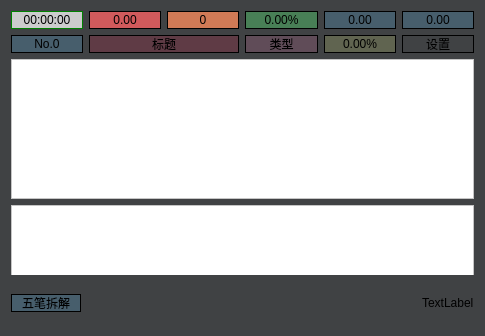
Qt form mainwindow.ui (zhenyangze/wubigendaqi) before a commit.
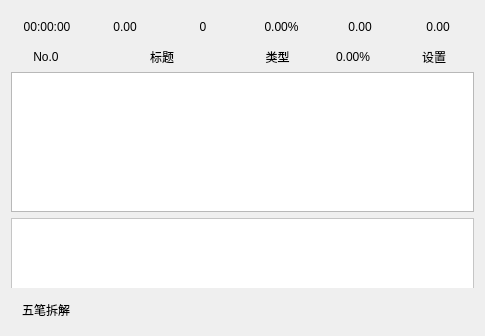
The same form after that commit. Icons and pictures are not drawn.

What changed in the file:
```diff
--- a/mainwindow.ui
+++ b/mainwindow.ui
@@ -24,7 +24,7 @@
     <normaloff>:/source/img/icon.ico</normaloff>:/source/img/icon.ico</iconset>
   </property>
   <property name="styleSheet">
-   <string notr="true">background-color:rgb(64, 66, 68);</string>
+   <string notr="true"/>
   </property>
   <widget class="QWidget" name="centralWidget">
    <layout class="QVBoxLayout" name="verticalLayout">
@@ -51,8 +51,7 @@
          <string>当前打字时间</string>
         </property>
         <property name="styleSheet">
-         <string notr="true">border:1px solid green;max-height:16;background-color: #ccc;
-</string>
+         <string notr="true"/>
         </property>
         <property name="text">
          <string>00:00:00</string>
@@ -74,9 +73,7 @@
          <string>打字速度(字/分)</string>
         </property>
         <property name="styleSheet">
-         <string notr="true">border:1px solid #000;
-background-color: rgb(209,90,92);
-max-height:16;</string>
+         <string notr="true"/>
         </property>
         <property name="text">
          <string>0.00</string>
@@ -98,9 +95,7 @@
          <string>回改数</string>
         </property>
         <property name="styleSheet">
-         <string notr="true">border:1px solid #000;
-background-color: rgb(209, 122, 86);
-max-height:16;</string>
+         <string notr="true"/>
         </property>
         <property name="text">
          <string>0</string>
@@ -122,9 +117,7 @@
          <string>正确率</string>
         </property>
         <property name="styleSheet">
-         <string notr="true">border:1px solid #000;
-background-color:rgb(72, 127, 86);
-max-height:16;</string>
+         <string notr="true"/>
         </property>
         <property name="text">
          <string>0.00%</string>
@@ -146,9 +139,7 @@
          <string>每秒按键数</string>
         </property>
         <property name="styleSheet">
-         <string notr="true">border:1px solid #000;
-max-height:16;
-background-color: rgb(71,94,108);</string>
+         <string notr="true"/>
         </property>
         <property name="text">
          <string>0.00</string>
@@ -173,9 +164,7 @@
          <string>每字按键数</string>
         </property>
         <property name="styleSheet">
-         <string notr="true">border:1px solid #000;
-max-height:16;
-background-color: rgb(71,94,108);</string>
+         <string notr="true"/>
         </property>
         <property name="text">
          <string>0.00</string>
@@ -201,9 +190,7 @@
          <string>当前段数</string>
         </property>
         <property name="styleSheet">
-         <string notr="true">border:1px solid #000;
-max-height:16;
-background-color: rgb(71,94,108);</string>
+         <string notr="true"/>
         </property>
         <property name="text">
          <string>&lt;html&gt;&lt;head/&gt;&lt;body&gt;&lt;p&gt;No.0&lt;/p&gt;&lt;/body&gt;&lt;/html&gt;</string>
@@ -225,9 +212,7 @@
          <string>文章标题</string>
         </property>
         <property name="styleSheet">
-         <string notr="true">border:1px solid #000;
-max-height:16;
-background-color: rgb(95,59,69);</string>
+         <string notr="true"/>
         </property>
         <property name="text">
          <string>标题</string>
@@ -249,9 +234,7 @@
          <string>文章类型</string>
         </property>
         <property name="styleSheet">
-         <string notr="true">border:1px solid #000;
-max-height:16;
-background-color: rgb(96,76,88);</string>
+         <string notr="true"/>
         </property>
         <property name="text">
          <string>类型</string>
@@ -273,9 +256,7 @@
          <string>当前进度</string>
         </property>
         <property name="styleSheet">
-         <string notr="true">border:1px solid #000;
-max-height:16;
-background-color: rgb(96,100,80);</string>
+         <string notr="true"/>
         </property>
         <property name="text">
          <string>0.00%</string>
@@ -306,7 +287,7 @@
          <bool>false</bool>
         </property>
         <property name="styleSheet">
-         <string notr="true">border:1px solid #000;</string>
+         <string notr="true"/>
         </property>
         <property name="text">
          <string>设置</string>
@@ -344,7 +325,7 @@
        <bool>true</bool>
       </property>
       <property name="styleSheet">
-       <string notr="true">background-color:#fff;</string>
+       <string notr="true"/>
       </property>
       <property name="verticalScrollBarPolicy">
        <enum>Qt::ScrollBarAlwaysOff</enum>
@@ -402,9 +383,7 @@
          <string>五笔拆解</string>
         </property>
         <property name="styleSheet">
-         <string notr="true">border:1px solid #000;
-max-height:16;
-background-color: rgb(71,94,108);</string>
+         <string notr="true"/>
         </property>
         <property name="text">
          <string>五笔拆解</string>
@@ -430,7 +409,7 @@
       <item>
        <widget class="QLabel" name="label_time">
         <property name="text">
-         <string>TextLabel</string>
+         <string/>
         </property>
        </widget>
       </item>
```
Left out of the diff: 2 changed lines with no effect on the pictures.
